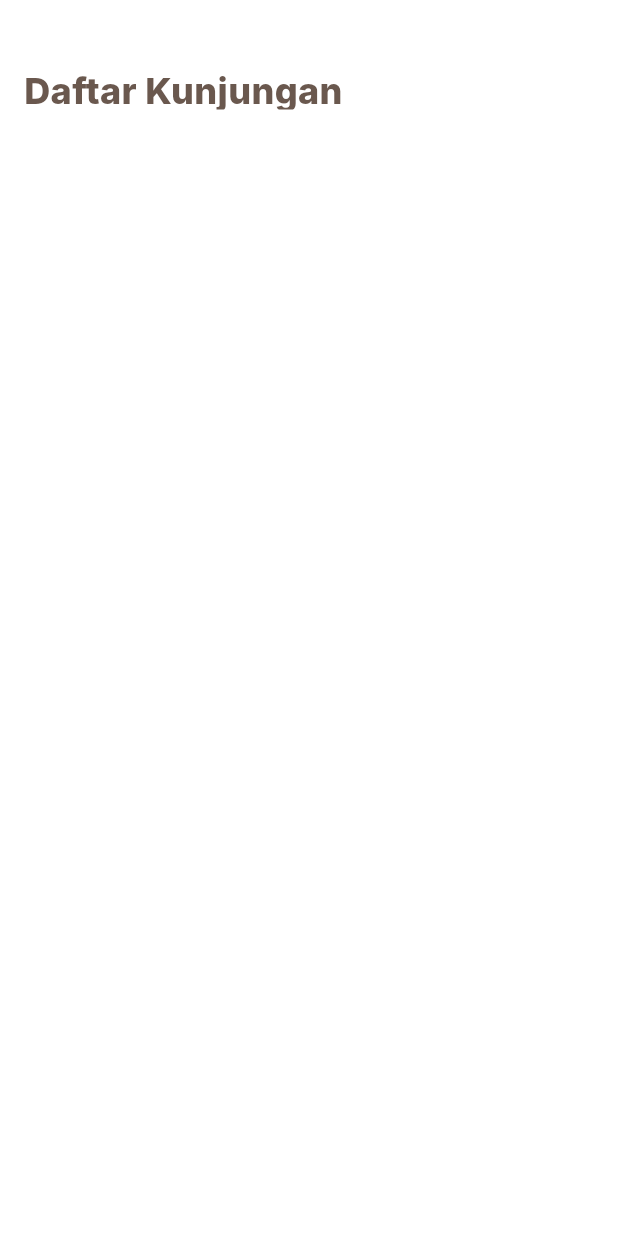
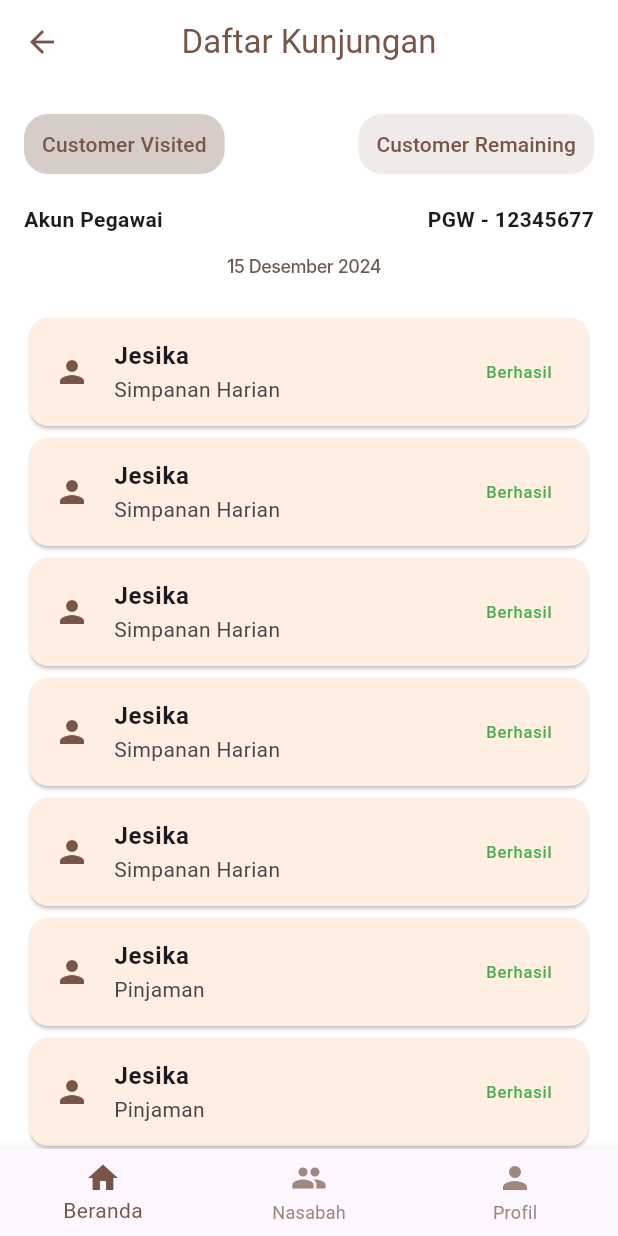
Before and after one commit to AriefMade/digicoop, a Flutter app: the CustomerVisited screen opened directly, on a phone screen of 412 x 824 dp. Run offline on Flutter 3.47's test engine with Material 3 defaults, Android fonts, the phone set to English and light mode, and no system bars; Roboto replaces fonts that are missing (Inter).

Commit message:
hampir selesai bagian customerVisited

```diff
--- a/lib/Pekerja Keliling/Beranda/kunjungan/customerVisited.dart
+++ b/lib/Pekerja Keliling/Beranda/kunjungan/customerVisited.dart
@@ -1,47 +1,153 @@
 import 'package:flutter/material.dart';
-import 'package:digicoop/Pekerja Keliling/Beranda/berandaPKL.dart';
-import 'package:digicoop/Pekerja Keliling/nasabah/nasabahPKL.dart';
-import 'package:digicoop/Pekerja Keliling/profil/profilPKL.dart';
 
-class CustomerVisited extends StatefulWidget{
-  const CustomerVisited ({Key? key}) : super (key: key);
+class CustomerVisited extends StatefulWidget {
+  const CustomerVisited({Key? key}) : super(key: key);
 
   @override
-    State<CustomerVisited> createState() => _CustomerVisitedState();}
+  State<CustomerVisited> createState() => _CustomerVisitedState();
+}
 
-class _CustomerVisitedState extends State<CustomerVisited>{
+class _CustomerVisitedState extends State<CustomerVisited> {
+  // Improved list for better backend handling
+  final List<Map<String, String>> customers = List.generate(
+    7,
+    (index) => {
+      "name": "Jesika",
+      "type": index > 4 ? "Pinjaman" : "Simpanan Harian",
+      "status": "Berhasil",
+    },
+  );
+
   @override
-  Widget build(BuildContext context){
+  Widget build(BuildContext context) {
     return Scaffold(
+      appBar: AppBar(
+        title: const Text(
+          'Daftar Kunjungan',
+          style: TextStyle(color: Colors.brown),
+        ),
+        centerTitle: true,
         backgroundColor: Colors.white,
-      body: Padding(
+        elevation: 0,
+        leading: IconButton(
+          icon: const Icon(Icons.arrow_back, color: Colors.brown),
+          onPressed: () {
+            Navigator.pop(context);
+          },
+        ),
+      ),
+      body: Container(
+        color: Colors.white,
+        child: Column(
+          children: [
+            Padding(
               padding: const EdgeInsets.all(16.0),
-        child: SingleChildScrollView(
-          child: Column(
-            crossAxisAlignment: CrossAxisAlignment.start,
+              child: Row(
+                mainAxisAlignment: MainAxisAlignment.spaceBetween,
                 children: [
-              SizedBox(height: 30),
-
-              //Header
-              SizedBox(
-                width: 250,
-                    height: 27,
+                  TextButton(
+                    style: TextButton.styleFrom(
+                      backgroundColor: Colors.brown[100],
+                      foregroundColor: Colors.brown,
+                      shape: RoundedRectangleBorder(
+                          borderRadius: BorderRadius.circular(16)),
+                    ),
+                    onPressed: () {},
+                    child: const Text("Customer Visited"),
+                  ),
+                  TextButton(
+                    style: TextButton.styleFrom(
+                      backgroundColor: Colors.brown[50],
+                      foregroundColor: Colors.brown,
+                      shape: RoundedRectangleBorder(
+                          borderRadius: BorderRadius.circular(16)),
+                    ),
+                    onPressed: () {},
+                    child: const Text("Customer Remaining"),
+                  ),
+                ],
+              ),
+            ),
+            Padding(
+              padding: const EdgeInsets.symmetric(horizontal: 16.0),
+              child: Row(
+                mainAxisAlignment: MainAxisAlignment.spaceBetween,
+                children: const [
+                  Text(
+                    "Akun Pegawai",
+                    style: TextStyle(fontWeight: FontWeight.bold),
+                  ),
+                  Text(
+                    "PGW - 12345677",
+                    style: TextStyle(fontWeight: FontWeight.bold),
+                  ),
+                ],
+              ),
+            ),
+            const SizedBox(height: 16),
+            const SizedBox(
+              width: 109,
+              height: 20,
               child: Text(
-                        "Daftar Kunjungan",
+                '15 Desember 2024',
                 style: TextStyle(
                   color: Color(0xFF6A584E),
-                        fontSize: 24,
+                  fontSize: 12,
                   fontFamily: 'Inter',
-                        fontWeight: FontWeight.w800,
-                        height: 0,
+                  fontWeight: FontWeight.w500,
+                  height: 0.9, // Corrected height for better text rendering
+                  letterSpacing: -0.32,
                 ),
               ),
             ),
-
-            ],
+            const SizedBox(height: 16), // Added for spacing between elements
+            Expanded(
+              child: ListView.builder(
+                itemCount: customers.length,
+                itemBuilder: (context, index) {
+                  final customer = customers[index];
+                  return Padding(
+                    padding: const EdgeInsets.symmetric(horizontal: 16.0),
+                    child: Card(
+                      color: const Color(0xFFFFEFE2),
+                      child: ListTile(
+                        leading: const Icon(Icons.person, color: Colors.brown),
+                        title: Text(
+                          customer["name"]!,
+                          style: const TextStyle(fontWeight: FontWeight.bold),
+                        ),
+                        subtitle: Text(customer["type"]!),
+                        trailing: Text(
+                          customer["status"]!,
+                          style: const TextStyle(color: Colors.green),
                         ),
                       ),
                     ),
                   );
+                },
+              ),
+            ),
+          ],
+        ),
+      ),
+      bottomNavigationBar: BottomNavigationBar(
+        selectedItemColor: Colors.brown,
+        unselectedItemColor: Colors.brown[300],
+        items: const [
+          BottomNavigationBarItem(
+            icon: Icon(Icons.home),
+            label: "Beranda",
+          ),
+          BottomNavigationBarItem(
+            icon: Icon(Icons.people),
+            label: "Nasabah",
+          ),
+          BottomNavigationBarItem(
+            icon: Icon(Icons.person),
+            label: "Profil",
+          ),
+        ],
+      ),
+    );
   }
 }
--- a/pubspec.yaml
+++ b/pubspec.yaml
@@ -80,6 +80,12 @@ flutter_icons:
   # in this "flutter" section. Each entry in this list should have a
   # "family" key with the font family name, and a "fonts" key with a
   # list giving the asset and other descriptors for the font. For
+  fonts :
+    - family: Inter
+      fonts:
+        - asset: fonts/Inter-Regular.ttf
+        - asset: fonts/Inter-Bold.ttf
+          weight: 700
   # example:
   # fonts:
   #   - family: Schyler
```
Lines whose indentation alone changed are shown as unchanged.
